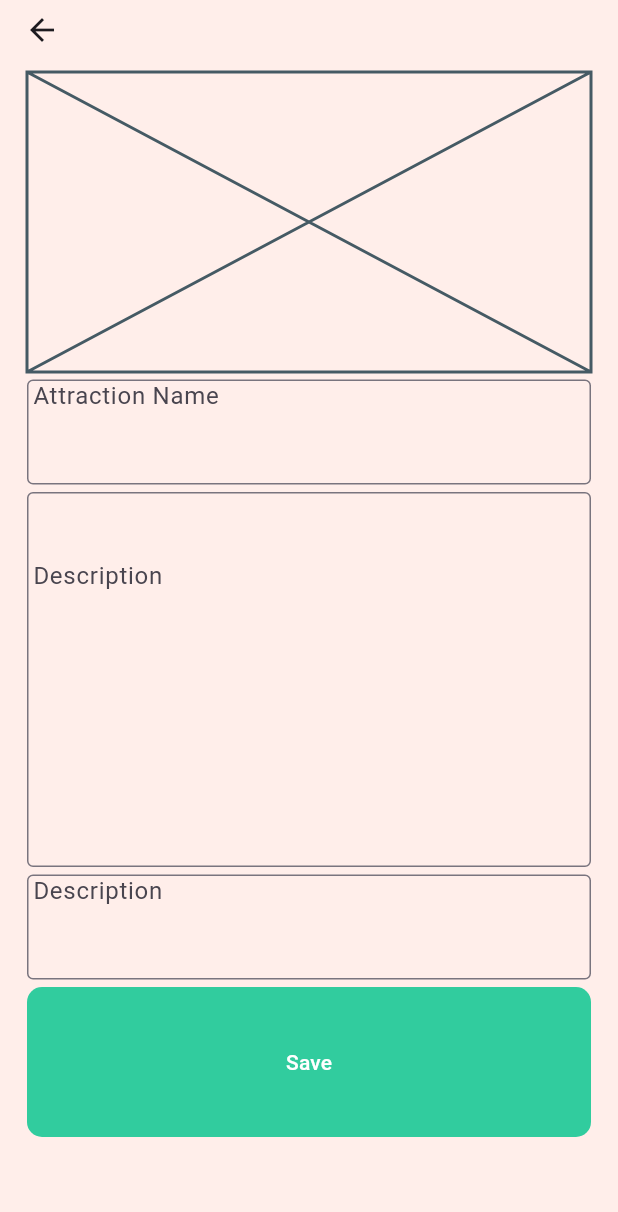
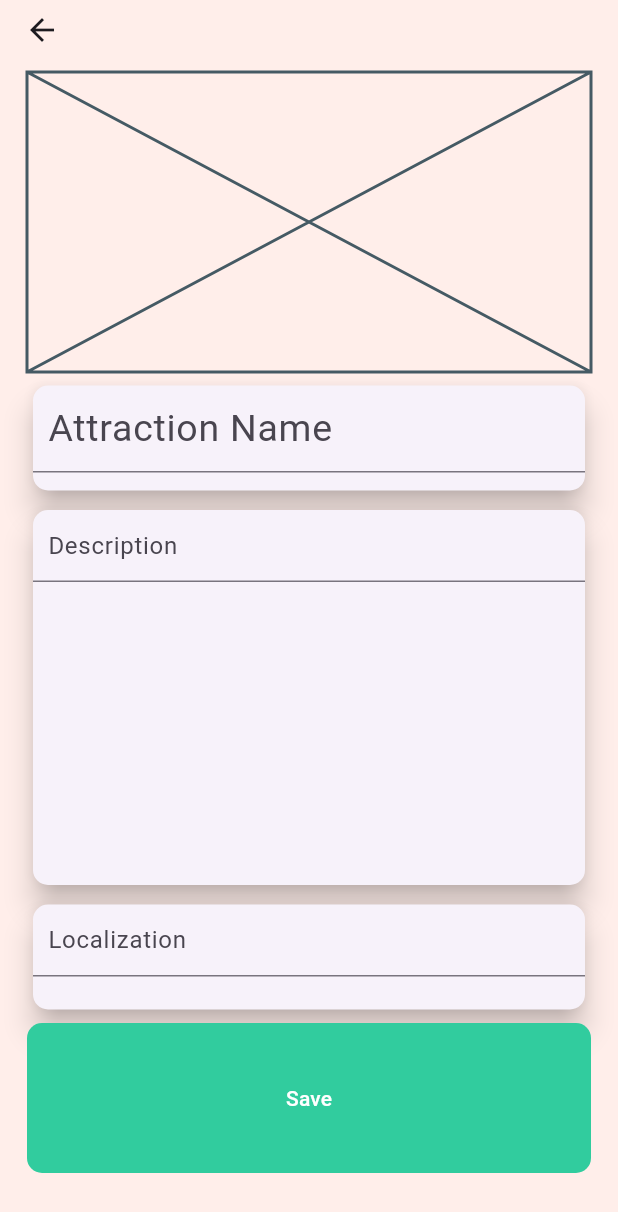
Before and after one commit to KamilTaras/tyskacz, a Flutter app: the AttractionCreationPage screen opened directly, on a phone screen of 412 x 824 dp. Shown: the top 1212 px of the screen. Run offline on Flutter 3.47's test engine with Material 3 defaults, Android fonts, the phone set to English and light mode, and no system bars; our stand-ins replace flutter_map, latlong2; missing offline and left inert: window_manager.

Commit message:
text field properly sized

```diff
--- a/lib/Pages/attractionCreatorPage.dart
+++ b/lib/Pages/attractionCreatorPage.dart
@@ -36,18 +36,11 @@ class _AttractionCreationPageState extends State<AttractionCreationPage> {
         ),
       ),
       body: SafeArea(
-        child: ListView(
-          children: <Widget>[
-            Container(
+        child: Container(
           alignment: Alignment.center,
-              margin: EdgeInsets.symmetric(
-                  vertical: mainContainerMargin,
-                  horizontal: mainContainerMargin),
-              width:
-              MediaQuery.of(context).size.width - 2 * mainContainerMargin,
-              height: MediaQuery.of(context).size.height -
-                  30 -
-                  2 * mainContainerMargin,
+          margin: EdgeInsets.symmetric(vertical: mainContainerMargin, horizontal: mainContainerMargin),
+          width: MediaQuery.of(context).size.width - 2 * mainContainerMargin,
+          height: MediaQuery.of(context).size.height - 30 - 2 * mainContainerMargin,
           child: Padding(
             padding: const EdgeInsets.all(8.0),
             child: Column(
@@ -59,11 +52,11 @@ class _AttractionCreationPageState extends State<AttractionCreationPage> {
                   fallbackHeight: 200,
                 ),
                 SizedBox(height: sizedBoxHeight),
-                    AttractionTextField(controller: _nameController, hintText:'Attraction Name', height: 70),
+                AttractionTextField(controller: _nameController, hintText:'Attraction Name', height: 70, fontSize: 25, maxLines:2),
                 SizedBox(height: sizedBoxHeight),
-                    AttractionTextField(controller: _descriptionController, hintText:'Description', height: 250),
+                AttractionTextField(controller: _descriptionController, hintText:'Description', height: 250, fontSize: 16, maxLines: 12),
                 SizedBox(height: sizedBoxHeight),
-                    AttractionTextField(controller: _localizationController, hintText:'Description', height: 70),
+                AttractionTextField(controller: _localizationController, hintText:'Localization', height: 70, fontSize: 16),
                 SizedBox(height: sizedBoxHeight),
                 Container(
                   height: 100,
@@ -76,8 +69,6 @@ class _AttractionCreationPageState extends State<AttractionCreationPage> {
             ),
           ),
         ),
-          ],
-        ),
       ),
     );
   }
@@ -87,11 +78,15 @@ class AttractionTextField extends StatefulWidget {
   final TextEditingController controller;
   final String hintText;
   final double height;
+  final double fontSize;
+  final int? maxLines;
 
   AttractionTextField({
     required this.controller,
     required this.hintText,
     required this.height,
+    required this.fontSize,
+    this.maxLines = 1,
   });
 
   @override
@@ -101,17 +96,27 @@ class AttractionTextField extends StatefulWidget {
 class _AttractionTextFieldState extends State<AttractionTextField> {
   @override
   Widget build(BuildContext context) {
-    return Container(
+    return Card(
+      elevation: 8.0, // Adjust the elevation as needed
+      shape: RoundedRectangleBorder(
+        borderRadius: BorderRadius.circular(10.0), // Adjust the border radius as needed
+      ),
+      child: Container(
         height: widget.height,
         child: TextField(
           controller: widget.controller,
+          style: TextStyle(fontSize: widget.fontSize),
           decoration: InputDecoration(
             hintText: widget.hintText,
-          border: OutlineInputBorder(),
-          contentPadding: EdgeInsets.symmetric(vertical: widget.height),
+            // border: OutlineInputBorder(),
+            contentPadding: EdgeInsets.symmetric(vertical: 10, horizontal: 10),
+          ),
+          maxLines: null,
+          minLines: 1,
         ),
       ),
     );
+
   }
 }
 
@@ -125,14 +130,3 @@ class MockAttraction {
   MockAttraction(
       {required this.name, required this.picPath, required this.description});
 }
-
-MockAttraction attraction = MockAttraction(name: 'Eiffel Tower', picPath: 'picPath', description:
-"""New theher nor case that lady paid read. Invitation friendship traveNew the her nor case that lady paid read.
-      Invitation friendship travelling eat everytNew the her nor case that lady paid read. Invitation friendship
-      travelling eat everything the out two.New the her nor case that lady paid read.hing the out two.New the
-       her nor case that lady paid read.Illing eat everything the out two.New the her nor case that lady paid read.
-       the her nor case that lady paid read.  InvitaNew the her nor case that lady paid read. Invitation friendship
-       travelling eat everything the out two.Shy you who sction friendship travelling eat everything the out two.
-       Shy you who sc Shy you who scarcely expenses debating hastened resolved. Always polite moment on is warmth
-       spirit it to hearts. Downs those still witty an balls so chief so.  Moment an little remain no up lively no.
-        Way brought may off our regular country towards adapted cheered. Literature admiration frequently indulgence announcing are who you her. Was least quick """);
```
Lines whose indentation alone changed are shown as unchanged.
